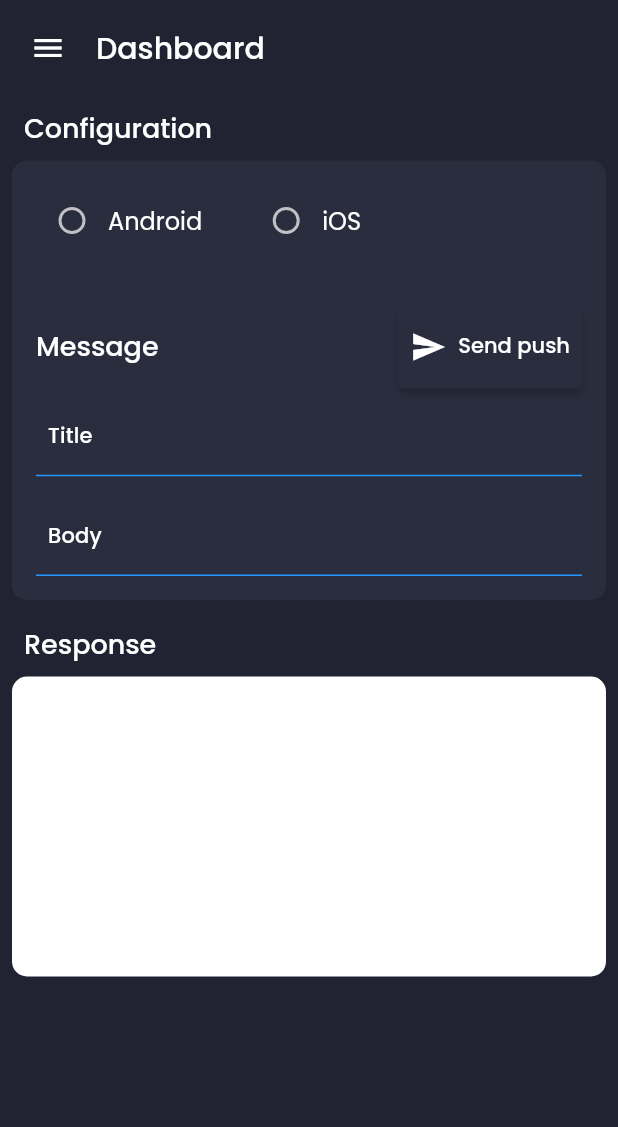
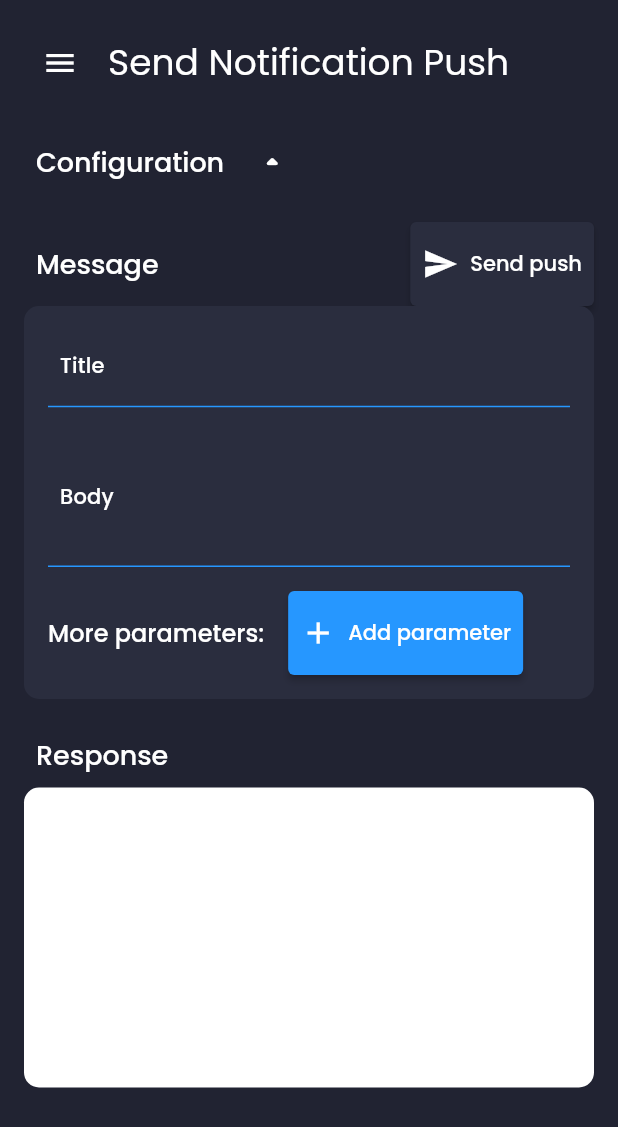
Before and after one commit to RuiMiguel/notification_pusher, a Flutter app: the screen it shows after launch, on a phone screen of 412 x 824 dp. Shown: the top 1127 px of the screen. Run offline on Flutter 3.47's test engine with Material 2 defaults, Android fonts, the phone set to English and light mode, and no system bars; our stand-ins replace bloc, equatable, flutter_bloc, google_fonts.

Commit message:
Fix: improved components and ui

```diff
--- /dev/null
+++ b/lib/cubit/drawer/drawer_cubit.dart
@@ -0,0 +1,21 @@
+import 'package:bloc/bloc.dart';
+import 'package:flutter/material.dart';
+
+class DrawerCubit extends Cubit<bool> {
+  DrawerCubit() : super(false);
+
+  final GlobalKey<ScaffoldState> _scaffoldKey = GlobalKey<ScaffoldState>();
+  GlobalKey<ScaffoldState> get scaffoldKey => _scaffoldKey;
+
+  bool _drawerOpen = false;
+
+  void toggleDrawer() {
+    _drawerOpen = _scaffoldKey.currentState?.isDrawerOpen ?? false;
+    if (!_drawerOpen) {
+      _scaffoldKey.currentState?.openDrawer();
+      _drawerOpen = true;
+    } else {
+      _drawerOpen = false;
+    }
+  }
+}
--- /dev/null
+++ b/lib/cubit/dropdown/dropdown_cubit.dart
@@ -0,0 +1,12 @@
+import 'package:bloc/bloc.dart';
+
+class DropdownCubit extends Cubit<bool> {
+  DropdownCubit() : super(false);
+
+  bool _expanded = false;
+
+  void toggleExpand() {
+    _expanded = !_expanded;
+    emit(_expanded);
+  }
+}
--- a/lib/ui/dashboard/input_field.dart
+++ b/lib/ui/components/input_field.dart
@@ -5,6 +5,7 @@ class InputField extends StatelessWidget {
   final String initialValue;
   final String hintText;
   final String labelText;
+  final int maxLines;
   final Function(String?) onSubmit;
 
   const InputField({
@@ -13,6 +14,7 @@ class InputField extends StatelessWidget {
     required this.hintText,
     required this.labelText,
     required this.onSubmit,
+    this.maxLines = 1,
   }) : super(key: key);
 
   @override
@@ -21,6 +23,7 @@ class InputField extends StatelessWidget {
       initialValue: initialValue,
       autocorrect: false,
       cursorColor: primaryColor,
+      maxLines: maxLines,
       style: Theme.of(context).textTheme.bodyText1,
       decoration: InputDecoration(
         hintText: hintText,
@@ -29,7 +32,7 @@ class InputField extends StatelessWidget {
         hintStyle: Theme.of(context)
             .textTheme
             .subtitle2
-            ?.copyWith(color: Colors.white54, fontSize: 12),
+            ?.copyWith(color: Colors.white54, fontSize: 14),
         labelStyle: Theme.of(context).textTheme.subtitle2,
         enabledBorder: const UnderlineInputBorder(
           borderSide: BorderSide(color: primaryColor),
--- /dev/null
+++ b/lib/ui/components/section_title.dart
@@ -0,0 +1,24 @@
+import 'package:flutter/widgets.dart';
+
+class SectionTitle extends StatelessWidget {
+  const SectionTitle({
+    Key? key,
+    required this.title,
+  }) : super(key: key);
+
+  final String title;
+
+  @override
+  Widget build(BuildContext context) {
+    return Padding(
+      padding: const EdgeInsets.all(8.0),
+      child: Text(
+        title,
+        style: const TextStyle(
+          fontSize: 18,
+          fontWeight: FontWeight.w500,
+        ),
+      ),
+    );
+  }
+}
--- a/lib/ui/dashboard/configuration/configuration_view.dart
+++ b/lib/ui/dashboard/configuration/configuration_view.dart
@@ -1,33 +1,44 @@
 import 'package:flutter/material.dart';
+import 'package:flutter_bloc/flutter_bloc.dart';
+import 'package:pusher/cubit/dropdown/dropdown_cubit.dart';
 import 'package:pusher/styles/colors.dart';
 import 'package:pusher/ui/dashboard/configuration/device_selection_view.dart';
-import 'package:pusher/ui/dashboard/configuration/message_view.dart';
-import 'package:pusher/ui/dashboard/input_field.dart';
+import 'package:pusher/ui/components/section_title.dart';
 
 class ConfigurationView extends StatelessWidget {
-  const ConfigurationView({
+  ConfigurationView({
     Key? key,
   }) : super(key: key);
 
+  late DropdownCubit dropdownCubit;
+
   @override
   Widget build(BuildContext context) {
+    dropdownCubit = BlocProvider.of<DropdownCubit>(context);
+
+    return BlocBuilder<DropdownCubit, bool>(
+      builder: (context, expandedState) {
         return Column(
           children: [
             Row(
+              mainAxisAlignment: MainAxisAlignment.start,
               children: [
-            const Padding(
-              padding: EdgeInsets.all(8.0),
-              child: Text(
-                "Configuration",
-                style: TextStyle(
-                  fontSize: 18,
-                  fontWeight: FontWeight.w500,
+                const SectionTitle(
+                  title: "Configuration",
                 ),
-              ),
+                IconButton(
+                  onPressed: () {
+                    dropdownCubit.toggleExpand();
+                  },
+                  icon: (expandedState)
+                      ? const Icon(Icons.arrow_drop_down_rounded)
+                      : const Icon(Icons.arrow_drop_up_rounded),
                 ),
               ],
             ),
-        Row(
+            Visibility(
+              visible: expandedState,
+              child: Row(
                 children: [
                   Expanded(
                     flex: 3,
@@ -42,18 +53,17 @@ class ConfigurationView extends StatelessWidget {
                       ),
                       child: Column(
                         children: [
-                    DeviceSelectionView(),
-                    const SizedBox(
-                      height: 16,
-                    ),
-                    MessageView(),
+                          const DeviceSelectionView(),
                         ],
                       ),
                     ),
                   ),
                 ],
               ),
+            ),
           ],
+        );
+      },
     );
   }
 }
--- a/lib/ui/dashboard/configuration/device_selection_view.dart
+++ b/lib/ui/dashboard/configuration/device_selection_view.dart
@@ -1,21 +1,19 @@
 import 'package:flutter/material.dart';
 import 'package:flutter_bloc/flutter_bloc.dart';
 import 'package:pusher/bloc/device/device_bloc.dart';
-import 'package:pusher/styles/colors.dart';
+import 'package:pusher/ui/components/radio_text.dart';
 import 'package:pusher/ui/dashboard/configuration/android_configuration_view.dart';
 import 'package:pusher/ui/dashboard/configuration/ios_configuration_view.dart';
 
 enum DeviceOs { android, ios }
 
 class DeviceSelectionView extends StatelessWidget {
-  DeviceSelectionView({Key? key}) : super(key: key);
-
-  late DeviceBloc deviceBloc;
-  DeviceOs? _deviceOs;
+  const DeviceSelectionView({Key? key}) : super(key: key);
 
   @override
   Widget build(BuildContext context) {
-    deviceBloc = BlocProvider.of<DeviceBloc>(context);
+    DeviceOs? _deviceOs;
+    DeviceBloc deviceBloc = BlocProvider.of<DeviceBloc>(context);
 
     return BlocBuilder<DeviceBloc, DeviceState>(builder: (context, state) {
       if (state is Android) _deviceOs = DeviceOs.android;
@@ -26,32 +24,24 @@ class DeviceSelectionView extends StatelessWidget {
           Row(
             mainAxisAlignment: MainAxisAlignment.start,
             children: [
-              Radio(
+              RadioText(
                 value: DeviceOs.android,
-                groupValue: _deviceOs,
-                activeColor: primaryColor,
-                onChanged: (_) {
+                text: "Android",
+                radioGroup: _deviceOs,
+                onChange: (_) {
                   deviceBloc.add(SelectAndroid());
                 },
-              ),
-              const Text(
-                'Android',
-                style: TextStyle(fontSize: 16.0),
               ),
               const SizedBox(
                 width: 32,
               ),
-              Radio(
+              RadioText(
                 value: DeviceOs.ios,
-                groupValue: _deviceOs,
-                activeColor: primaryColor,
-                onChanged: (_) {
+                text: "iOS",
+                radioGroup: _deviceOs,
+                onChange: (_) {
                   deviceBloc.add(SelectIOS());
                 },
-              ),
-              const Text(
-                'iOS',
-                style: TextStyle(fontSize: 16.0),
               ),
             ],
           ),
--- a/lib/ui/dashboard/configuration/message_view.dart
+++ /dev/null
@@ -1,62 +0,0 @@
-import 'package:flutter/material.dart';
-import 'package:flutter_bloc/flutter_bloc.dart';
-import 'package:pusher/bloc/device/device_bloc.dart';
-import 'package:pusher/styles/colors.dart';
-import 'package:pusher/ui/dashboard/input_field.dart';
-
-class MessageView extends StatelessWidget {
-  MessageView({Key? key}) : super(key: key);
-
-  late DeviceBloc deviceBloc;
-
-  @override
-  Widget build(BuildContext context) {
-    deviceBloc = BlocProvider.of<DeviceBloc>(context);
-
-    return BlocBuilder<DeviceBloc, DeviceState>(
-      builder: (context, state) => Column(
-        children: [
-          Row(
-            mainAxisAlignment: MainAxisAlignment.spaceBetween,
-            children: [
-              const Text(
-                "Message",
-                style: TextStyle(
-                  fontSize: 18,
-                  fontWeight: FontWeight.w500,
-                ),
-              ),
-              ElevatedButton.icon(
-                onPressed: () {},
-                style: TextButton.styleFrom(
-                  backgroundColor:
-                      (state is Uninitialized) ? secondaryColor : primaryColor,
-                  padding: const EdgeInsets.symmetric(
-                      horizontal: 8.0, vertical: 16.0),
-                ),
-                icon: const Icon(Icons.send),
-                label: const Text("Send push"),
-              ),
-            ],
-          ),
-          const SizedBox(
-            height: 8,
-          ),
-          InputField(
-            hintText: "title of the notification",
-            labelText: "Title",
-            onSubmit: (value) {},
-          ),
-          const SizedBox(
-            height: 16,
-          ),
-          InputField(
-            hintText: "body of the notification",
-            labelText: "Body",
-            onSubmit: (value) {},
-          ),
-        ],
-      ),
-    );
-  }
-}
--- a/lib/ui/dashboard/dashboard_screen.dart
+++ b/lib/ui/dashboard/dashboard_screen.dart
@@ -1,5 +1,8 @@
 import 'package:flutter/material.dart';
+import 'package:flutter_bloc/flutter_bloc.dart';
+import 'package:pusher/cubit/drawer/drawer_cubit.dart';
 import 'package:pusher/ui/dashboard/configuration/configuration_view.dart';
+import 'package:pusher/ui/dashboard/message/message_view.dart';
 import 'package:pusher/ui/dashboard/header.dart';
 import 'package:pusher/ui/dashboard/response_view.dart';
 import 'package:pusher/ui/menu/side_menu.dart';
@@ -9,17 +12,26 @@ class DashboardScreen extends StatelessWidget {
 
   @override
   Widget build(BuildContext context) {
+    DrawerCubit drawerCubit = BlocProvider.of<DrawerCubit>(context);
+
     return Scaffold(
+      key: drawerCubit.scaffoldKey,
       drawer: const SideMenu(),
       body: SafeArea(
         child: SingleChildScrollView(
-          padding: const EdgeInsets.all(8.0),
+          padding: const EdgeInsets.all(16.0),
           child: Column(
             children: [
-              const Header(),
-              const SizedBox(height: 8.0),
-              const ConfigurationView(),
-              const SizedBox(height: 8.0),
+              Header(
+                menuPressed: () => drawerCubit.toggleDrawer(),
+              ),
+              const SizedBox(height: 16.0),
+              ConfigurationView(),
+              const SizedBox(height: 16.0),
+              MessageView(
+                pressed: () {},
+              ),
+              const SizedBox(height: 16.0),
               const ResponseView(),
             ],
           ),
--- a/lib/ui/dashboard/header.dart
+++ b/lib/ui/dashboard/header.dart
@@ -2,8 +2,11 @@ import 'package:flutter/material.dart';
 import 'package:pusher/responsive.dart';
 
 class Header extends StatelessWidget {
+  final VoidCallback menuPressed;
+
   const Header({
     Key? key,
+    required this.menuPressed,
   }) : super(key: key);
 
   @override
@@ -12,14 +15,14 @@ class Header extends StatelessWidget {
       children: [
         if (!Responsive.isDesktop(context))
           IconButton(
-            onPressed: () {},
+            onPressed: menuPressed,
             icon: const Icon(Icons.menu),
           ),
         Padding(
           padding: const EdgeInsets.all(8.0),
           child: Text(
-            "Dashboard",
-            style: Theme.of(context).textTheme.headline6,
+            "Send Notification Push",
+            style: Theme.of(context).textTheme.headline5,
           ),
         ),
       ],
--- /dev/null
+++ b/lib/ui/dashboard/message/message_view.dart
@@ -0,0 +1,109 @@
+import 'package:flutter/material.dart';
+import 'package:flutter_bloc/flutter_bloc.dart';
+import 'package:pusher/bloc/device/device_bloc.dart';
+import 'package:pusher/styles/colors.dart';
+import 'package:pusher/ui/components/section_title.dart';
+import 'package:pusher/ui/components/input_field.dart';
+
+class MessageView extends StatelessWidget {
+  MessageView({Key? key, required this.pressed}) : super(key: key);
+
+  late DeviceBloc deviceBloc;
+  final VoidCallback pressed;
+
+  @override
+  Widget build(BuildContext context) {
+    deviceBloc = BlocProvider.of<DeviceBloc>(context);
+
+    return BlocBuilder<DeviceBloc, DeviceState>(
+      builder: (context, state) => Column(
+        children: [
+          Row(
+            mainAxisAlignment: MainAxisAlignment.spaceBetween,
+            children: [
+              const SectionTitle(
+                title: "Message",
+              ),
+              ElevatedButton.icon(
+                onPressed: () {
+                  if (state is Uninitialized) pressed();
+                },
+                style: TextButton.styleFrom(
+                  backgroundColor:
+                      (state is Uninitialized) ? secondaryColor : primaryColor,
+                  padding: const EdgeInsets.symmetric(
+                      horizontal: 8.0, vertical: 16.0),
+                ),
+                icon: const Icon(Icons.send),
+                label: const Text("Send push"),
+              ),
+            ],
+          ),
+          Row(
+            children: [
+              Expanded(
+                flex: 3,
+                child: Container(
+                  padding: const EdgeInsets.all(16.0),
+                  width: double.infinity,
+                  decoration: const BoxDecoration(
+                    color: secondaryColor,
+                    borderRadius: BorderRadius.all(
+                      Radius.circular(10),
+                    ),
+                  ),
+                  child: Column(
+                    children: [
+                      InputField(
+                        hintText: "title of the notification",
+                        labelText: "Title",
+                        onSubmit: (value) {},
+                      ),
+                      const SizedBox(
+                        height: 16,
+                      ),
+                      InputField(
+                        hintText: "body of the notification",
+                        labelText: "Body",
+                        maxLines: 3,
+                        onSubmit: (value) {},
+                      ),
+                      const SizedBox(
+                        height: 16,
+                      ),
+                      Row(
+                        mainAxisAlignment: MainAxisAlignment.start,
+                        children: [
+                          const Text(
+                            "More parameters:",
+                            style: TextStyle(
+                              fontSize: 16,
+                              fontWeight: FontWeight.w500,
+                            ),
+                          ),
+                          const SizedBox(
+                            width: 16,
+                          ),
+                          ElevatedButton.icon(
+                            onPressed: () {},
+                            style: TextButton.styleFrom(
+                              backgroundColor: primaryColor,
+                              padding: const EdgeInsets.symmetric(
+                                  horizontal: 8.0, vertical: 16.0),
+                            ),
+                            icon: const Icon(Icons.add),
+                            label: const Text("Add parameter"),
+                          ),
+                        ],
+                      ),
+                    ],
+                  ),
+                ),
+              ),
+            ],
+          ),
+        ],
+      ),
+    );
+  }
+}
--- a/lib/ui/dashboard/response_view.dart
+++ b/lib/ui/dashboard/response_view.dart
@@ -1,5 +1,6 @@
 import 'package:flutter/material.dart';
 import 'package:flutter/widgets.dart';
+import 'package:pusher/ui/components/section_title.dart';
 
 class ResponseView extends StatelessWidget {
   const ResponseView({
@@ -12,15 +13,8 @@ class ResponseView extends StatelessWidget {
       children: [
         Row(
           children: [
-            const Padding(
-              padding: EdgeInsets.all(8.0),
-              child: Text(
-                "Response",
-                style: TextStyle(
-                  fontSize: 18,
-                  fontWeight: FontWeight.w500,
-                ),
-              ),
+            const SectionTitle(
+              title: "Response",
             ),
           ],
         ),
--- a/lib/ui/menu/side_menu.dart
+++ b/lib/ui/menu/side_menu.dart
@@ -13,10 +13,21 @@ class SideMenu extends StatelessWidget {
         child: Column(
           children: [
             DrawerHeader(
-              child: Image.asset("assets/images/phone.png"),
+              child: Column(
+                children: [
+                  Image.asset(
+                    "assets/images/phone.png",
+                    height: 120,
+                  ),
+                  const Text(
+                    "Notification Pusher",
+                    style: TextStyle(fontWeight: FontWeight.bold),
+                  ),
+                ],
+              ),
             ),
             DrawerListTile(
-              title: "Dashboard",
+              title: "Send NP",
               press: () {},
             ),
             DrawerListTile(
```
Also changed, not shown: lib/dependency_injection.dart (+8 -0 lines), lib/ui/components/checkbox_text.dart (added, +37 -0 lines), lib/ui/components/radio_text.dart (added, +37 -0 lines), lib/ui/dashboard/configuration/android_configuration_view.dart (+10 -18 lines), lib/ui/dashboard/configuration/ios_configuration_view.dart (+6 -17 lines). Lines whose indentation alone changed are shown as unchanged.
